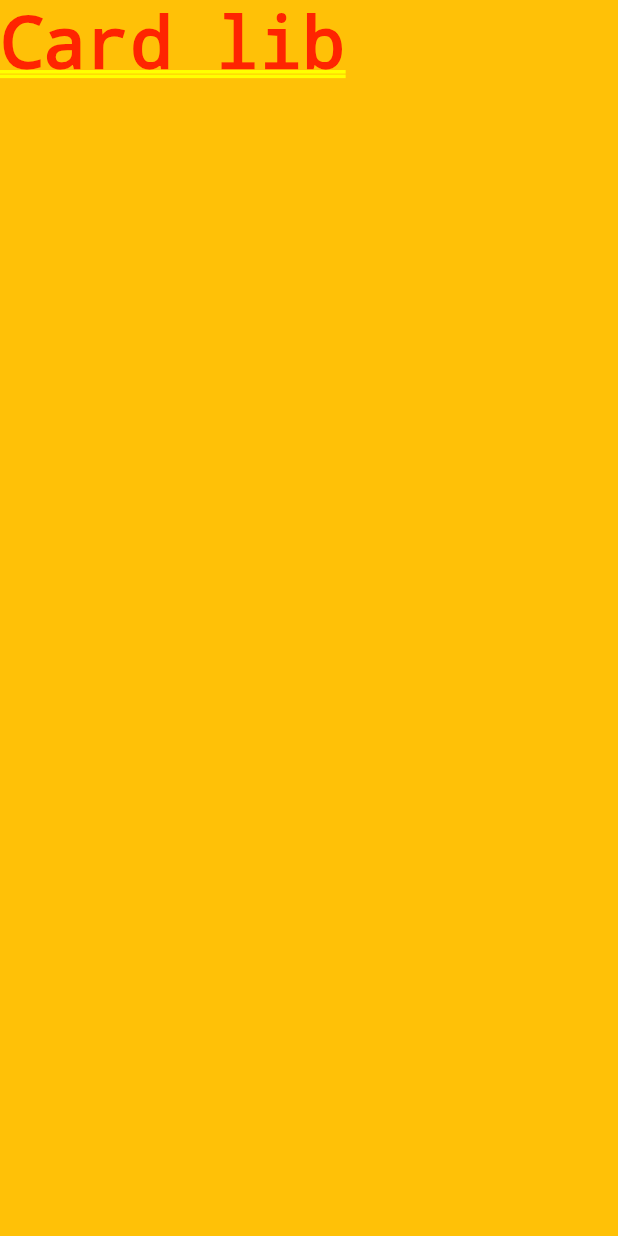
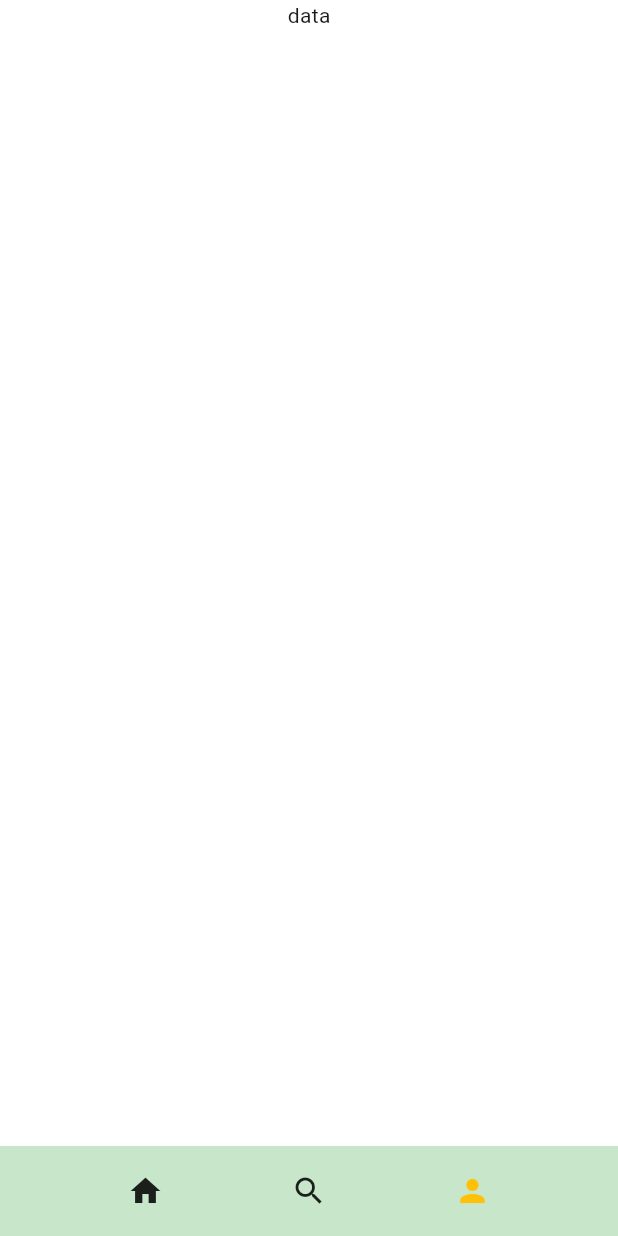
Before and after one commit to cnsource/DailyPlan, a Flutter app: the screen it shows after launch, after a tap on the "search" icon, on a phone screen of 412 x 824 dp. Run offline on Flutter 3.47's test engine with Material 3 defaults, Android fonts, the light colour scheme and no system bars.

Commit message:
fix: 优化组件封装

```diff
--- /dev/null
+++ b/lib/page/AppHeaderContainer.dart
@@ -0,0 +1,40 @@
+import 'package:flutter/material.dart';
+
+class AppHeader extends StatelessWidget {
+  final String title;
+
+  const AppHeader({super.key, required this.title});
+
+  @override
+  Widget build(BuildContext context) {
+    return Container(
+      height: 55,
+      padding: EdgeInsets.symmetric(horizontal: 24),
+      decoration: BoxDecoration(
+        border: Border(
+          bottom: BorderSide(
+              width: 1,
+              color: Color(0xfff1f1f1)
+          ),
+        ),
+      ),
+      child: Row(
+        children: [
+          Text(
+            title,
+            style: TextStyle(fontSize: 26, fontWeight: FontWeight.w700),
+          ),
+          Expanded(child: Container()),
+          Row(
+            mainAxisAlignment: MainAxisAlignment.spaceEvenly,
+            spacing: 16,
+            children: const [
+              Icon(Icons.notifications, size: 24, color: Colors.blueAccent),
+              Icon(Icons.search, size: 24, color: Colors.blueAccent),
+            ],
+          ),
+        ],
+      ),
+    );
+  }
+}
--- /dev/null
+++ b/lib/page/AppScaffold.dart
@@ -0,0 +1,31 @@
+import 'package:flutter/material.dart';
+
+import 'bottom_nav_bar.dart';
+
+class AppScaffold extends StatelessWidget {
+  final Widget body;
+
+  const AppScaffold({super.key,
+    required this.body,
+  });
+
+  @override
+  Widget build(BuildContext context) {
+    return Scaffold(
+      backgroundColor: Color(0xffefefef),
+      body: SafeArea(
+        child: Container(
+            color: Colors.white,
+            child: Column(
+              children: [
+                Expanded(child: body),
+                // 底部区域
+                BottomNavBar(),
+              ],
+            ),
+        ),
+      ),
+    );
+  }
+
+}
--- a/lib/page/bottom_nav_bar.dart
+++ b/lib/page/bottom_nav_bar.dart
@@ -1,5 +1,3 @@
-import 'package:ert/page/cardlib/index.dart';
-import 'package:flutter/cupertino.dart';
 import 'package:flutter/material.dart';
 
 class BottomNavBar extends StatefulWidget {
--- a/lib/page/cardlib/index.dart
+++ b/lib/page/cardlib/index.dart
@@ -1,3 +1,4 @@
+import 'package:ert/page/AppScaffold.dart';
 import 'package:flutter/material.dart';
 
 class CardLib extends StatelessWidget {
@@ -5,10 +6,6 @@ class CardLib extends StatelessWidget {
 
   @override
   Widget build(BuildContext context) {
-    return Container(
-      color: Colors.amber,
-      child: Text("Card lib"),
-    );
+    return AppScaffold(body: Text("data"));
   }
-
 }
--- a/lib/page/timeline/index.dart
+++ b/lib/page/timeline/index.dart
@@ -1,11 +1,9 @@
-import 'dart:ui';
-
 import 'package:ert/components/blur_box.dart';
-import 'package:ert/page/timeline/time_line_header.dart';
-import 'package:ert/page/timeline/time_line_body.dart';
+import 'package:ert/page/AppScaffold.dart';
+import 'package:ert/page/timeline/time-line-body.dart';
 import 'package:flutter/material.dart';
 
-import '../bottom_nav_bar.dart';
+import '../AppHeaderContainer.dart';
 
 class HomePage extends StatefulWidget {
   const HomePage({super.key});
@@ -19,30 +17,10 @@ class HomePage extends StatefulWidget {
 class _HomePageState extends State<HomePage> {
   @override
   Widget build(BuildContext context) {
-    return Scaffold(
-      backgroundColor: Color(0xffefefef),
-      body: SafeArea(
-        child: Container(
-          color: Colors.white,
-          child: Column(
-            children: [
-              Expanded(
-                child: Stack(
-                  children: [
-                    TimelineBody(),
-                    BlurBox(),
-                    TimelineHeader()
-                  ],
-                ),
-                // 顶部区域
-              ),
-
-              // 底部区域
-              BottomNavBar()
-            ],
-          ),
-        ),
-      ),
+    return AppScaffold(
+      body: Stack(
+        children: [TimelineBody(), BlurBox(), AppHeader(title: "今日时间轴")],
+      )
     );
   }
 }
--- a/lib/page/timeline/time_line_header.dart
+++ /dev/null
@@ -1,42 +0,0 @@
-import 'package:flutter/material.dart';
-
-class TimelineHeader extends StatefulWidget {
-  const TimelineHeader({super.key});
-
-  @override
-  State<StatefulWidget> createState() {
-    return _TimelineHeaderState();
-  }
-}
-
-class _TimelineHeaderState extends State<TimelineHeader> {
-  @override
-  Widget build(BuildContext context) {
-    return Container(
-      height: 55,
-      padding: EdgeInsets.symmetric(horizontal: 24),
-      decoration: BoxDecoration(
-          border: Border(
-              bottom: BorderSide(
-                  width: 1,
-                  color: Color(0xfff1f1f1)
-              ),
-          ),
-      ),
-      child: Row(
-        children: [
-          Text("今日时间轴", style: TextStyle(fontSize: 26, fontWeight: FontWeight.w700)),
-          Expanded(child: Container()),
-          Row(
-            mainAxisAlignment: MainAxisAlignment.spaceEvenly,
-            spacing: 16,
-            children: const [
-              Icon(Icons.notifications, size: 24, color: Colors.blueAccent,),
-              Icon(Icons.search, size: 24, color: Colors.blueAccent,),
-            ],
-          ),
-        ],
-      ),
-    );
-  }
-}
--- a/lib/page/timeline/timeline-task-item.dart
+++ b/lib/page/timeline/timeline-task-item.dart
@@ -1,4 +1,3 @@
-import 'package:ert/components/capsule_item.dart';
 import 'package:ert/components/text-capsule.dart';
 import 'package:flutter/material.dart';
 
```
Also changed, not shown: lib/page/timeline/time-line-body.dart (renamed from lib/page/timeline/time_line_body.dart).
